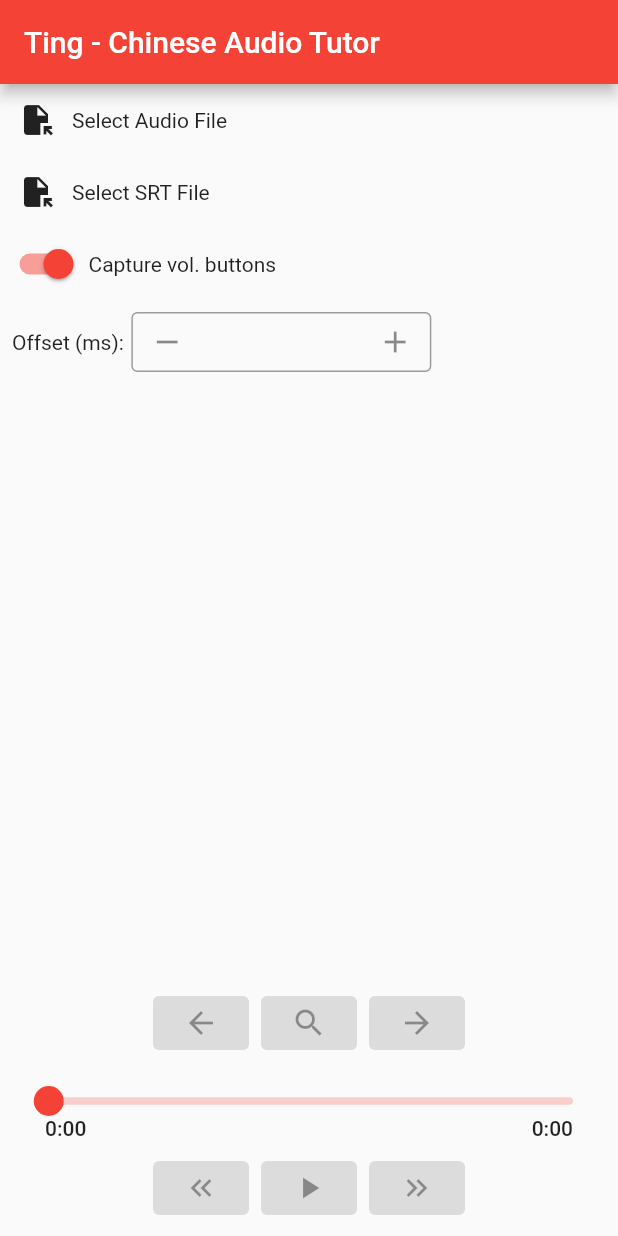
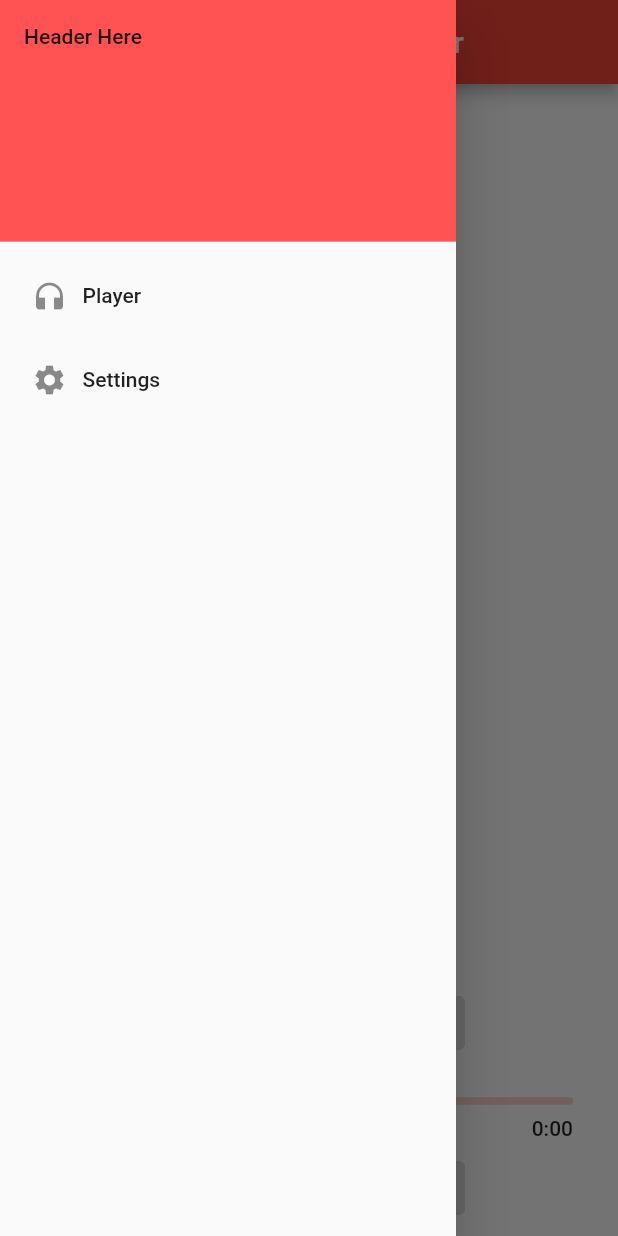
Before and after one commit to brian-voter/audio-tutor, a Flutter app: the screen it shows after launch, with the side drawer open (before the commit the screen has no drawer), on a phone screen of 412 x 824 dp. Run offline on Flutter 3.47's test engine with Material 2 defaults, Android fonts, the phone set to English and light mode, and no system bars; drawn by our look-alikes of audio_video_progress_bar, flutter_spinbox; our stand-ins replace audioplayers, file_picker, flutter_tts, hive, hive_flutter, just_audio; accounts and stored records are empty; statements that could not run were skipped.

Commit message:
swapped to Hive for configuration persistence. Added drawer and skeleton config editor page

```diff
--- a/lib/BufferAudioSource.dart
+++ b/lib/buffer_audio_source.dart
@@ -3,7 +3,7 @@
 import 'package:just_audio/just_audio.dart';
 
 class BufferAudioSource extends StreamAudioSource {
-  Uint8List _buffer;
+  final Uint8List _buffer;
 
   BufferAudioSource(this._buffer) : super();
 
--- a/lib/config.dart
+++ b/lib/config.dart
@@ -2,70 +2,39 @@
 //  id: BigInt.parse("-3644000870443854999").toInt(),
 // set config to final instead of const
 
-import 'package:get_storage/get_storage.dart';
-import 'package:uuid/uuid.dart';
+import 'package:hive/hive.dart';
 
-class Config {
+part 'config.g.dart';
+//run: flutter packages pub run build_runner build
 
-  static const uuid = Uuid();
-  static final _configMap = ReadWriteValue("configMap", <String, String>{});
 
-  late final String id;
-  late final StorageFactory _box;
+@HiveType(typeId: 0)
+class Config extends HiveObject {
 
-  Config._(this.id) {
-    _box = () => GetStorage(id);
-  }
+  @HiveField(0, defaultValue: "default")
+  String configName = "default";
 
-  static Config newConfig(String configName) {
-    final map = _configMap.val;
-    if (map.containsKey(configName)) {
-      throw ConfigNameTakenException();
-    }
+  @HiveField(1, defaultValue: "zh-TW")
+  String ttsChineseLocale = "zh-TW";
 
-    final id = uuid.v1();
-    final instance = Config._(id);
-    instance.configName.val = configName;
+  @HiveField(2, defaultValue: "cmn-tw-x-ctc-network")
+  String ttsChineseVoice = "cmn-tw-x-ctc-network";
 
-    map[configName] = id;
-    _configMap.val = map;
+  @HiveField(3, defaultValue: "en-US")
+  String ttsEnglishLocale = "en-US";
 
-    return instance;
-  }
+  //TODO: default
+  @HiveField(4, defaultValue: "")
+  String ttsEnglishVoice = "";
 
-  static Config loadConfig(String configName) {
-    if (!_configMap.val.containsKey(configName)) {
-      throw ConfigNameNotFoundException();
-    }
+  @HiveField(5, defaultValue: 0)
+  int ignoreWordsBelowFrequency = 0;
 
-    final id = _configMap.val[configName]!;
-
-    return Config._(id);
-  }
-
-  static bool doesConfigExist(String configName) {
-    return _configMap.val.containsKey(configName);
-  }
-
-  static Future<void> deleteConfig(String configName) async {
-    if (!doesConfigExist(configName)) {
-      throw ConfigNameNotFoundException();
-    }
-
-    final map = _configMap.val;
-
-    final id = map.remove(configName)!;
-    await GetStorage(id).erase();
-
-    await GetStorage().write(_configMap.key, map);
-  }
-
-  late final configName = ReadWriteValue("configName", "Default", _box);
-  late final ttsChineseLocale = ReadWriteValue("ttsChineseLocale", "zh-TW", _box);
-  late final ttsChineseVoice = ReadWriteValue("ttsChineseVoice", "cmn-tw-x-ctc-network", _box);
-  late final ttsEnglishLocale = ReadWriteValue("ttsEnglishLocale", "en-US", _box);
-  late final ttsEnglishVoice = ReadWriteValue("ttsEnglishVoice", "", _box);
-  late final ignoreWordsBelowFrequency = ReadWriteValue("ignoreWordsBelowFrequency", 0, _box);
+  // late final ttsChineseLocale = ReadWriteValue("ttsChineseLocale", "zh-TW", _box);
+  // late final ttsChineseVoice = ReadWriteValue("ttsChineseVoice", "cmn-tw-x-ctc-network", _box);
+  // late final ttsEnglishLocale = ReadWriteValue("ttsEnglishLocale", "en-US", _box);
+  // late final ttsEnglishVoice = ReadWriteValue("ttsEnglishVoice", "", _box);
+  // late final ignoreWordsBelowFrequency = ReadWriteValue("ignoreWordsBelowFrequency", 0, _box);
 
 }
 
--- a/lib/main.dart
+++ b/lib/main.dart
@@ -1,7 +1,7 @@
 import 'dart:convert';
 import 'dart:io';
 
-import 'package:audio_tutor/BufferAudioSource.dart';
+import 'package:audio_tutor/buffer_audio_source.dart';
 import 'package:audio_tutor/frequency.dart';
 import 'package:audio_tutor/text_to_speech.dart';
 import 'package:audio_tutor/transcript.dart';
@@ -11,23 +11,37 @@
 import 'package:audio_tutor/dictionary.dart';
 import 'package:flutter/services.dart';
 import 'package:flutter_spinbox/flutter_spinbox.dart';
-import 'package:flutter_tts/flutter_tts.dart';
-import 'package:isar/isar.dart';
-import 'package:just_audio/just_audio.dart';
-import 'dart:convert';
 import 'package:flutter/foundation.dart' show kIsWeb;
-import 'package:path_provider/path_provider.dart';
+import 'package:hive_flutter/adapters.dart';
 
 import 'at_audio_player.dart';
 import 'config.dart';
+import 'config_ui.dart';
+import 'nav_drawer.dart';
 
-const seekTimeMs = 5000;
+const seekTimeMs = 5000; //TODO: migrate to config setting
 const chineseLangTtsTagAndroid = "cmn_TW";
 const chineseLangTtsTagWeb = "zh-TW";
 const englishTtsTag = "en-US";
 
-void main() {
+late final Box<Config> configBox;
+
+//TODO: migrate dictionary etc out of homepage so it loads faster when we navigate to it
+
+class PageRoutes {
+  static const String home = MyHomePage.routeName;
+  static const String configEditor = ConfigEditor.routeName;
+}
+
+void main() async {
+  await _initConfig();
   runApp(const MyApp());
+}
+
+_initConfig() async {
+  await Hive.initFlutter();
+  Hive.registerAdapter(ConfigAdapter());
+  configBox = await Hive.openBox("configs");
 }
 
 class MyApp extends StatelessWidget {
@@ -41,12 +55,17 @@
         primarySwatch: Colors.red,
       ),
       home: const MyHomePage(title: 'Ting - Chinese Audio Tutor'),
+      routes: {
+        PageRoutes.home: (context) => const MyHomePage(title: "Ting - Chinese Audio Tutor"),
+        PageRoutes.configEditor: (context) => const ConfigEditor(title: "Config Editor"),
+      }
     );
   }
 }
 
 class MyHomePage extends StatefulWidget {
   const MyHomePage({super.key, required this.title});
+  static const String routeName = "/home";
 
   final String title;
 
@@ -55,7 +74,6 @@
 }
 
 class _MyHomePageState extends State<MyHomePage> {
-  late final Isar isar;
   late final ATAudioPlayer _player;
   late final MethodChannel platformMethodChannel;
   late final TTSImpl _ttsImpl;
@@ -80,11 +98,10 @@
   }
 
   void init() async {
-    await initConfig();
+    await loadConfig();
 
     final dictStr = await rootBundle.loadString("assets/cedict_ts.txt");
     _dict = Dictionary(dictStr);
-
 
     //TODO: fix frequency list to work with traditional chars as well
     final freqStr = await rootBundle.loadString("assets/freq_list.txt");
@@ -99,16 +116,12 @@
     updateVolumeCaptureStatus();
   }
 
-  Future<void> initConfig() async {
+  Future<void> loadConfig() async {
+    //TODO change this to be the user specified default
+    config = configBox.get("default", defaultValue: Config())!;
+    config.save();
 
-    //TODO: FIX THIS
-
-    if (!Config.doesConfigExist("default")) {
-      config = Config.newConfig("default");
-    } else {
-      await Config.deleteConfig("default");
-      config = Config.loadConfig("default");
-    }
+    print(config.configName);
   }
 
   void updateVolumeCaptureStatus() {
@@ -192,9 +205,9 @@
       TtsItem(
           entry.tradHanzi,
           // (kIsWeb ? chineseLangTtsTagWeb : chineseLangTtsTagAndroid)),
-          config.ttsChineseLocale.val, config.ttsChineseVoice.val),
+          config.ttsChineseLocale, config.ttsChineseVoice),
       TtsItem(entry.definition.replaceAll("/", ";"),
-          config.ttsEnglishLocale.val, config.ttsEnglishVoice.val)
+          config.ttsEnglishLocale, config.ttsEnglishVoice)
     ];
 
     _ttsImpl.interruptAndScheduleBatch(toSay);
@@ -234,7 +247,7 @@
     _queryingAtWordIndex = queryingWord.wordIndex;
     var freq = _freqList.getFreqOrDefault(queryingWord.text, 100000);
 
-    while (freq < config.ignoreWordsBelowFrequency.val) {
+    while (freq < config.ignoreWordsBelowFrequency) {
       _queryingAtWordIndex = _queryingAtWordIndex! - 1;
       queryingWord = _srt.getWordAtIndex(_queryingAtWordIndex!);
       freq = _freqList.getFreqOrDefault(queryingWord.text, 100000);
@@ -258,7 +271,7 @@
     var queryingWord = _srt.getWordAtIndex(_queryingAtWordIndex!);
     var freq = _freqList.getFreqOrDefault(queryingWord.text, 100000);
 
-    while (freq < config.ignoreWordsBelowFrequency.val) {
+    while (freq < config.ignoreWordsBelowFrequency) {
       _queryingAtWordIndex = _queryingAtWordIndex! - 1;
       queryingWord = _srt.getWordAtIndex(_queryingAtWordIndex!);
       freq = _freqList.getFreqOrDefault(queryingWord.text, 100000);
@@ -281,7 +294,7 @@
     var queryingWord = _srt.getWordAtIndex(_queryingAtWordIndex!);
     var freq = _freqList.getFreqOrDefault(queryingWord.text, 100000);
 
-    while (freq < config.ignoreWordsBelowFrequency.val) {
+    while (freq < config.ignoreWordsBelowFrequency) {
       _queryingAtWordIndex = _queryingAtWordIndex! + 1;
       queryingWord = _srt.getWordAtIndex(_queryingAtWordIndex!);
       freq = _freqList.getFreqOrDefault(queryingWord.text, 100000);
@@ -376,6 +389,7 @@
       appBar: AppBar(
         title: Text(widget.title),
       ),
+      drawer: const ATNavigationDrawer(),
       body: Center(
         child: Column(
           mainAxisAlignment: MainAxisAlignment.spaceBetween,
--- /dev/null
+++ b/lib/nav_drawer.dart
@@ -0,0 +1,50 @@
+import 'package:audio_tutor/main.dart';
+import 'package:flutter/material.dart';
+
+class ATNavigationDrawer extends StatelessWidget {
+  const ATNavigationDrawer({super.key});
+
+  @override
+  Widget build(BuildContext context) {
+    return Drawer(
+        child: ListView(
+          padding: EdgeInsets.zero,
+          children: [
+            const DrawerHeader(decoration: BoxDecoration(
+              color: Colors.redAccent,
+            ),
+                child: Text("Header Here")
+            ),
+            ListTile(
+              title: Row(
+                children: const [
+                  Padding(
+                    padding: EdgeInsets.fromLTRB(5, 0, 10, 0),
+                    child: Icon(Icons.headphones),
+                  ),
+                  Text('Player'),
+                ],
+              ),
+              onTap: () {
+                Navigator.popAndPushNamed(context, PageRoutes.home);
+              },
+            ),
+            ListTile(
+              title: Row(
+                children: const [
+                  Padding(
+                    padding: EdgeInsets.fromLTRB(5, 0, 10, 0),
+                    child: Icon(Icons.settings),
+                  ),
+                  Text('Settings'),
+                ],
+              ),
+              onTap: () {
+                Navigator.popAndPushNamed(context, PageRoutes.configEditor);
+              },
+            ),
+          ],
+        )
+    );
+  }
+}
--- a/pubspec.yaml
+++ b/pubspec.yaml
@@ -42,10 +42,11 @@
   audioplayers_web: ^3.0.1
   flutter_spinbox: ^0.13.0
   just_audio: ^0.9.32
-  isar_flutter_libs: ^3.1.0+1
   path_provider: ^2.0.15
-  get_storage: ^2.1.1
   uuid: ^3.0.7
+  hive: ^2.2.3
+  hive_generator: ^2.0.0
+  hive_flutter: ^1.1.0
 
 dev_dependencies:
   flutter_test:
```
Also changed, not shown: lib/config_ui.dart (added, +27 -0 lines), lib/config.g.dart (added), pubspec.lock, 2 other files.
